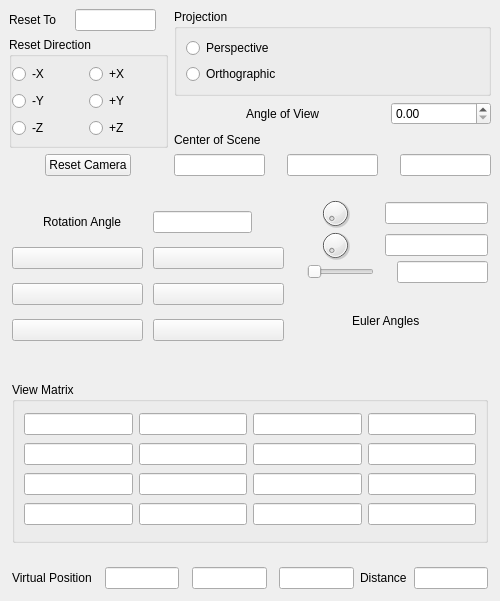
Old version of the form iraspa/iraspagui/cameracameraform.ui in the repository iRASPA/iRASPA-QT.
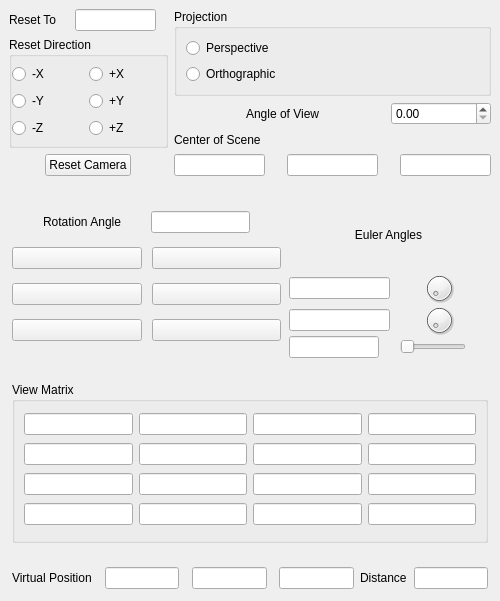
New version of the form. Custom widgets are drawn as their Qt base class.

The edit to the form file:
```diff
--- a/iraspa/iraspagui/cameracameraform.ui
+++ b/iraspa/iraspagui/cameracameraform.ui
@@ -327,21 +327,33 @@
    <item>
     <layout class="QHBoxLayout" name="horizontalLayout_14" stretch="4,3">
      <property name="leftMargin">
-      <number>12</number>
+      <number>8</number>
      </property>
      <property name="topMargin">
-      <number>12</number>
+      <number>8</number>
      </property>
      <property name="rightMargin">
-      <number>12</number>
+      <number>8</number>
      </property>
      <property name="bottomMargin">
-      <number>12</number>
+      <number>8</number>
      </property>
      <item>
       <layout class="QHBoxLayout" name="horizontalLayout_17">
        <item>
         <layout class="QVBoxLayout" name="verticalLayout_10">
+         <property name="leftMargin">
+          <number>4</number>
+         </property>
+         <property name="topMargin">
+          <number>4</number>
+         </property>
+         <property name="rightMargin">
+          <number>4</number>
+         </property>
+         <property name="bottomMargin">
+          <number>4</number>
+         </property>
          <item>
           <layout class="QHBoxLayout" name="horizontalLayout_25">
            <item>
@@ -479,10 +491,39 @@
      </item>
      <item>
       <layout class="QHBoxLayout" name="horizontalLayout_16" stretch="1">
+       <property name="leftMargin">
+        <number>4</number>
+       </property>
+       <property name="topMargin">
+        <number>4</number>
+       </property>
+       <property name="rightMargin">
+        <number>4</number>
+       </property>
+       <property name="bottomMargin">
+        <number>4</number>
+       </property>
        <item>
         <layout class="QVBoxLayout" name="verticalLayout_11">
+         <item>
+          <layout class="QHBoxLayout" name="horizontalLayout">
+           <item>
+            <widget class="QLabel" name="label_2">
+             <property name="text">
+              <string>Euler Angles</string>
+             </property>
+             <property name="alignment">
+              <set>Qt::AlignCenter</set>
+             </property>
+            </widget>
+           </item>
+          </layout>
+         </item>
          <item>
           <layout class="QHBoxLayout" name="horizontalLayout_31">
+           <item>
+            <widget class="TextField" name="EulerAngleXLineEdit"/>
+           </item>
            <item>
             <spacer name="horizontalSpacer_30">
              <property name="orientation">
@@ -519,13 +560,13 @@
              </property>
             </spacer>
            </item>
-           <item>
-            <widget class="TextField" name="EulerAngleXLineEdit"/>
-           </item>
           </layout>
          </item>
          <item>
           <layout class="QHBoxLayout" name="horizontalLayout_29">
+           <item>
+            <widget class="TextField" name="EulerAngleZLineEdit"/>
+           </item>
            <item>
             <spacer name="horizontalSpacer_31">
              <property name="orientation">
@@ -562,13 +603,13 @@
              </property>
             </spacer>
            </item>
-           <item>
-            <widget class="TextField" name="EulerAngleZLineEdit"/>
-           </item>
           </layout>
          </item>
          <item>
           <layout class="QHBoxLayout" name="horizontalLayout_26">
+           <item>
+            <widget class="TextField" name="EulerAngleYLineEdit"/>
+           </item>
            <item>
             <spacer name="horizontalSpacer_22">
              <property name="orientation">
@@ -591,46 +632,6 @@
            </item>
            <item>
             <spacer name="horizontalSpacer_14">
-             <property name="orientation">
-              <enum>Qt::Horizontal</enum>
-             </property>
-             <property name="sizeHint" stdset="0">
-              <size>
-               <width>40</width>
-               <height>20</height>
-              </size>
-             </property>
-            </spacer>
-           </item>
-           <item>
-            <widget class="TextField" name="EulerAngleYLineEdit"/>
-           </item>
-          </layout>
-         </item>
-         <item>
-          <layout class="QHBoxLayout" name="horizontalLayout_28">
-           <item>
-            <spacer name="horizontalSpacer_13">
-             <property name="orientation">
-              <enum>Qt::Horizontal</enum>
-             </property>
-             <property name="sizeHint" stdset="0">
-              <size>
-               <width>40</width>
-               <height>20</height>
-              </size>
-             </property>
-            </spacer>
-           </item>
-           <item>
-            <widget class="QLabel" name="label_9">
-             <property name="text">
-              <string>Euler Angles</string>
-             </property>
-            </widget>
-           </item>
-           <item>
-            <spacer name="horizontalSpacer_12">
              <property name="orientation">
               <enum>Qt::Horizontal</enum>
              </property>
```
